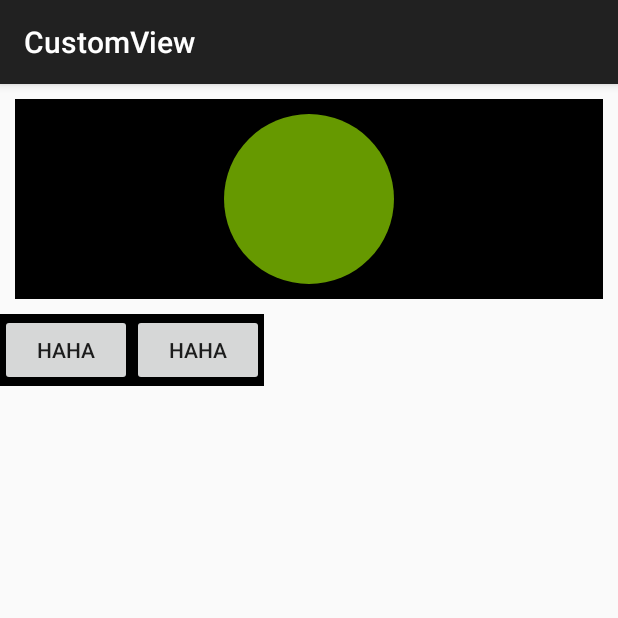
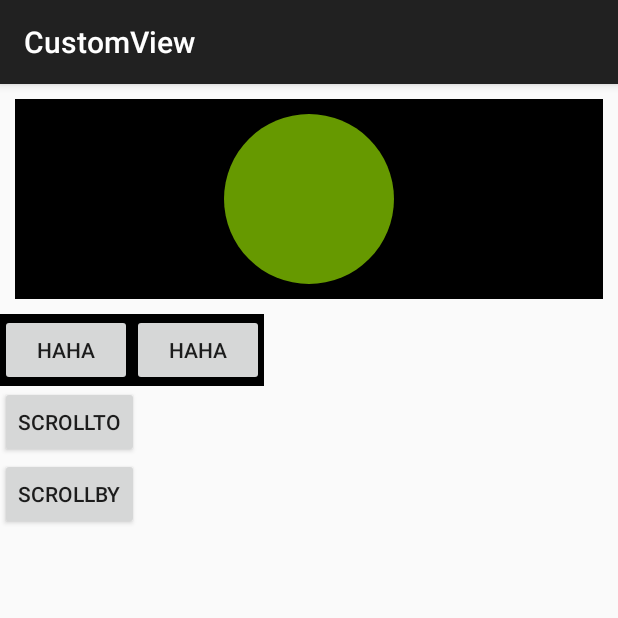
Before and after one commit to aptentity/AndroidDemo, an Android app: the CustomViewActivity screen opened directly, with no data from a screen before it, on a phone screen of 412 x 824 dp, the top half of it. Run offline under Robolectric (Android 15) with nearby library versions, the phone set to English and light mode, and no system bars.

Commit message:
滑动效果

```diff
--- a/app/src/main/java/com/borg/mvp/application/BaseApplication.java
+++ b/app/src/main/java/com/borg/mvp/application/BaseApplication.java
@@ -3,6 +3,7 @@ package com.borg.mvp.application;
 import android.app.Application;
 import android.content.Context;
 import android.os.Handler;
+import android.os.Looper;
 
 /**
  * Created by Gulliver(feilong) on 15/12/11.
@@ -10,10 +11,12 @@ import android.os.Handler;
 public class BaseApplication extends Application{
     private static Context mContext;
     private static Handler mMainThreadHandler = null;
+    private static Looper mMainThreadLooper = null;
     @Override
     public void onCreate() {
         super.onCreate();
         mContext = getApplicationContext();
+        mMainThreadLooper = getMainLooper();
         mMainThreadHandler = new Handler();
     }
 
--- a/app/src/main/res/layout/activity_custom_view.xml
+++ b/app/src/main/res/layout/activity_custom_view.xml
@@ -10,6 +10,8 @@
         android:layout_height="wrap_content"
         android:layout_margin="10dp"
         android:padding="10dp"
+        android:id="@+id/cv_test"
+        android:onClick="onClick"
         app:cicle_color="@android:color/holo_green_dark"
         android:background="@android:color/black"/>
     <com.borg.mvp.view.widget.HorizontalScrollViewEx
@@ -25,4 +27,16 @@
             android:layout_height="wrap_content"
             android:text="haha"/>
     </com.borg.mvp.view.widget.HorizontalScrollViewEx>
+    <Button
+        android:id="@+id/btn_scrollto"
+        android:layout_width="wrap_content"
+        android:layout_height="wrap_content"
+        android:onClick="onClick"
+        android:text="scrollTo"/>
+    <Button
+        android:id="@+id/btn_scrollby"
+        android:layout_width="wrap_content"
+        android:layout_height="wrap_content"
+        android:onClick="onClick"
+        android:text="scrollBy"/>
 </LinearLayout>
```
Also changed, not shown: app/src/main/java/com/borg/mvp/view/CustomViewActivity.java (+38 -1 lines), app/src/main/java/com/borg/mvp/view/widget/CircleView.java (+46 -0 lines).
